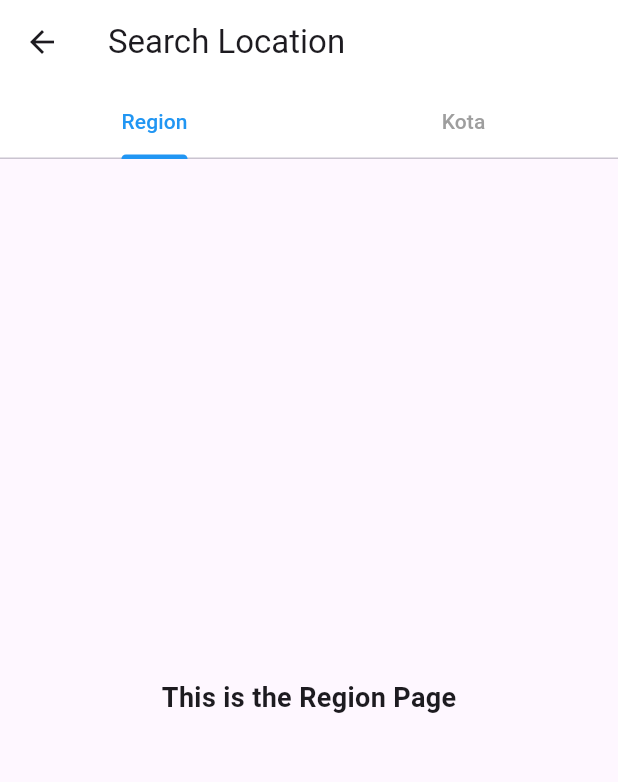
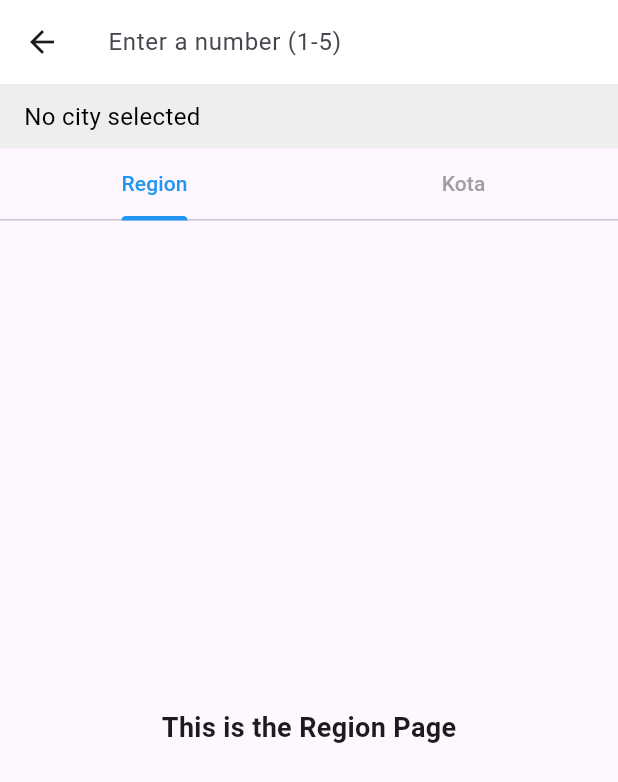
Before and after one commit to alifroject/Eccomerce-1stDayOfDart, a Flutter app: the SearchPageLoc screen opened directly, on a phone screen of 412 x 824 dp. Shown: the top 782 px of the screen. Run offline on Flutter 3.47's test engine with Material 3 defaults, Android fonts, the phone set to English and light mode, and no system bars; our stand-ins replace carousel_slider, cloud_firestore, firebase_auth, firebase_core, google_sign_in; accounts and stored records are empty.

Commit message:
Adding Text field and navbars

```diff
--- a/lib/views/search_page_loc.dart
+++ b/lib/views/search_page_loc.dart
@@ -9,7 +9,18 @@ class SearchPageLoc extends StatefulWidget {
 
 class _SearchPageLocState extends State<SearchPageLoc>
     with TickerProviderStateMixin {
-  TabController? _tabController; // Make it nullable
+  TabController? _tabController;
+  TextEditingController _searchController = TextEditingController();
+
+  final Map<int, String> cityData = {
+    1: "Jakarta",
+    2: "Bandung",
+    3: "Surabaya",
+    4: "Yogyakarta",
+    5: "Medan",
+  };
+
+  String _result = "";
 
   @override
   void initState() {
@@ -23,9 +34,19 @@ class _SearchPageLocState extends State<SearchPageLoc>
     });
   }
 
+  void _searchCity(String value) {
+    int? num = int.tryParse(value);
+    setState(() {
+      _result = (num != null && cityData.containsKey(num))
+          ? cityData[num]! // Found city
+          : "City not found"; // Not in list
+    });
+  }
+
   @override
   void dispose() {
     _tabController?.dispose();
+    _searchController.dispose();
     super.dispose();
   }
 
@@ -33,13 +54,33 @@ class _SearchPageLocState extends State<SearchPageLoc>
   Widget build(BuildContext context) {
     return Scaffold(
       appBar: AppBar(
-        title: Text("Search Location"),
+        title: TextField(
+          controller: _searchController,
+          keyboardType: TextInputType.number,
+          decoration: InputDecoration(
+            hintText: "Enter a number (1-5)",
+            border: InputBorder.none,
+          ),
+          onChanged: _searchCity,
+        ),
         backgroundColor: Colors.white,
-        bottom: PreferredSize(
-          preferredSize: Size.fromHeight(50),
-          child: _tabController == null
-              ? SizedBox.shrink() // Don't build TabBar if it's null
-              : TabBar(
+      ),
+      body: Column(
+        children: [
+          // ✅ Realtime city result appears here
+          Container(
+            width: double.infinity,
+            padding: EdgeInsets.symmetric(vertical: 10, horizontal: 16),
+            color: Colors.grey[200], // Light background
+            child: Text(
+              _result.isNotEmpty ? _result : "No city selected",
+              style: TextStyle(fontSize: 16, color: Colors.black),
+            ),
+          ),
+
+          // ✅ TabBar positioned correctly below the input result
+          if (_tabController != null)
+            TabBar(
               controller: _tabController,
               tabs: [
                 Tab(text: "Region"),
@@ -49,10 +90,11 @@ class _SearchPageLocState extends State<SearchPageLoc>
               unselectedLabelColor: Colors.grey,
               indicatorColor: Colors.blue,
             ),
-        ),
-      ),
-      body: _tabController == null
-          ? Center(child: CircularProgressIndicator()) // Show loader if null
+
+          // ✅ Tab View
+          Expanded(
+            child: _tabController == null
+                ? Center(child: CircularProgressIndicator())
                 : TabBarView(
                     controller: _tabController,
                     children: [
@@ -60,6 +102,9 @@ class _SearchPageLocState extends State<SearchPageLoc>
                       KotaPage(),
                     ],
                   ),
+          ),
+        ],
+      ),
     );
   }
 }
```
Lines whose indentation alone changed are shown as unchanged.
